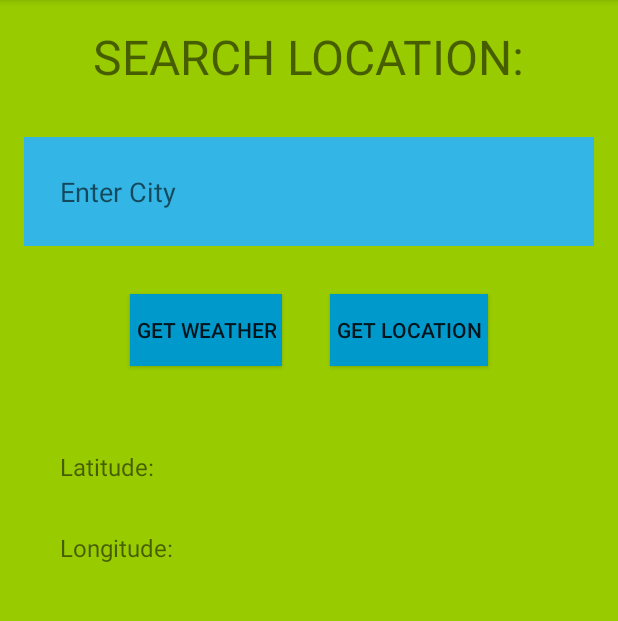
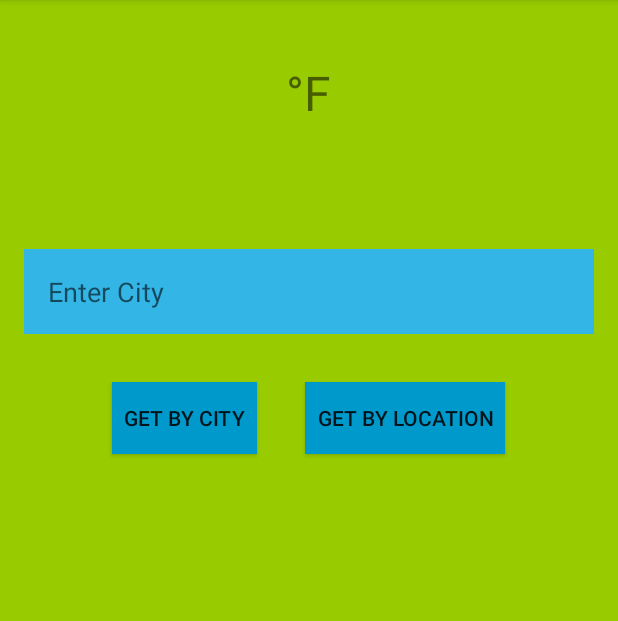
Before and after one commit to matib05/Weatherer, an Android app: the screen it shows after launch (GetLocationActivity), on a phone screen of 412 x 824 dp, the part 84-705 px from its top. Run offline under Robolectric (Android 15) with nearby library versions, the phone set to English and light mode, and no system bars; our stand-ins replace ButterKnife.

```diff
--- a/app/src/main/java/com/incomm/mahmad/weatherer/View/GetLocation/GetLocationFragment.java
+++ b/app/src/main/java/com/incomm/mahmad/weatherer/View/GetLocation/GetLocationFragment.java
@@ -5,6 +5,7 @@ import android.annotation.SuppressLint;
 import android.content.Context;
 import android.content.DialogInterface;
 import android.content.Intent;
+import android.content.SharedPreferences;
 import android.content.pm.PackageManager;
 import android.location.Location;
 import android.location.LocationManager;
@@ -31,6 +32,7 @@ import com.google.android.gms.location.LocationRequest;
 import com.google.android.gms.location.LocationServices;
 import com.incomm.mahmad.weatherer.R;
 import com.incomm.mahmad.weatherer.View.DisplayWeather.DisplayWeatherActivity;
+import java.util.Date;
 
 import butterknife.BindView;
 import butterknife.ButterKnife;
@@ -44,30 +46,37 @@ public class GetLocationFragment extends Fragment implements GetLocationView,
         GoogleApiClient.ConnectionCallbacks,
         GoogleApiClient.OnConnectionFailedListener {
     @BindView(R.id.search_location)
-    TextView textView;
+    TextView degrees;
     @BindView(R.id.search_box)
     EditText editText;
     @BindView(R.id.get_weather_button)
     Button button;
     @BindView(R.id.get_location)
     Button getLocationButton;
-    @BindView(R.id.latitude)
-    TextView latitude;
-    @BindView(R.id.longitude)
-    TextView longitude;
+    @BindView(R.id.city)
+    TextView cityText;
+    @BindView(R.id.weather_description)
+    TextView weatherDescription;
+    @BindView(R.id.last_updated)
+    TextView lastUpdated;
 
     private static final String TAG = GetLocationFragment.class.getSimpleName();
     private static final int PERMISSIONS_CODE = 123;
+    double[] coordinates;
 
     private GetLocationPresenter presenter;
     private GoogleApiClient mGoogleApiClient;
     private LocationRequest mLocationRequest;
     private Location mLastLocation;
+    private String RESPONSE_DATA = "WeatherResponseDataFile";
+    private SharedPreferences settings;
+
 
     @Override
     public void onCreate(@Nullable Bundle savedInstanceState) {
         super.onCreate(savedInstanceState);
         presenter = new GetLocationPresenter(this);
+        settings = getActivity().getSharedPreferences(RESPONSE_DATA, Context.MODE_PRIVATE);
     }
 
     @Nullable
@@ -78,15 +87,35 @@ public class GetLocationFragment extends Fragment implements GetLocationView,
         createGoogleApiClient();
         mLocationRequest = LocationRequest.create()
                 .setPriority(LocationRequest.PRIORITY_LOW_POWER)
-                .setInterval(10000)
-                .setFastestInterval(5000);
+                .setInterval(100000)
+                .setFastestInterval(10000);
         setupUi();
-
         return view;
     }
 
     private void setupUi() {
         presenter.getLocationEditTextHint();
+        /*setDegrees();
+        setCity();
+        setWeatherDescription();
+        setLastUpdated();*/
+    }
+
+    private void setDegrees() {
+        String degreeInFahrenheit = String.valueOf((int) (1.8 *(Integer.parseInt(settings.getString("temperature", null)) -273) +32));
+        this.degrees.setText(degreeInFahrenheit + "°F", null);
+    }
+
+    private void setCity() {
+        this.cityText.setText(settings.getString("city", null));
+    }
+
+    private void setWeatherDescription() {
+        weatherDescription.setText(settings.getString("description", null));
+    }
+
+    private void setLastUpdated() {
+        this.lastUpdated.setText(settings.getString("lastUpdated", null));
     }
 
     @Override
@@ -114,15 +143,11 @@ public class GetLocationFragment extends Fragment implements GetLocationView,
             });
             if (mLastLocation == null) {
                 Log.d(TAG, "onClickLocation: STILL NULLLLLLLLLLLLLLLLLLLLLLLLLL");
-                return;
+                Toast.makeText(getContext(), "Location is Null", Toast.LENGTH_LONG).show();
             }
-            latitude.setText(String.valueOf(mLastLocation.getLatitude()));
-            longitude.setText(String.valueOf(mLastLocation.getLongitude()));
             return;
         }
-        latitude.setText(String.valueOf(mLastLocation.getLatitude()));
-        longitude.setText(String.valueOf(mLastLocation.getLongitude()));
-        double[] coordinates = new double[] {
+        coordinates = new double[] {
                 mLastLocation.getLatitude(),
                 mLastLocation.getLongitude()
         };
@@ -138,6 +163,14 @@ public class GetLocationFragment extends Fragment implements GetLocationView,
         Intent intent = DisplayWeatherActivity.newIntent(getActivity(), responseData);
         startActivity(intent);
         getActivity().finish();
+    }
+
+    @Override
+    public void setDegrees(String[] responseData) {
+        if (responseData[1] != null) {
+            Integer degree = ((int) (1.8 *(Integer.parseInt(responseData[1]) -273) +32));
+            degrees.setText(degree + "°F");
+        }
     }
 
     private void createGoogleApiClient() {
@@ -176,12 +209,30 @@ public class GetLocationFragment extends Fragment implements GetLocationView,
 
     private void handleNewLocation() {
         if (mLastLocation != null) {
-            Log.d(TAG, "handleNewLocation: " + mLastLocation.toString().toUpperCase());
+            Log.d(TAG, "handleNewLocation: " + mLastLocation.toString());
+            coordinates = new double[] {
+                    mLastLocation.getLatitude(),
+                    mLastLocation.getLongitude()
+            };
+            presenter.getWeatherForCoordinates(coordinates);
         }
         else {
             Log.d(TAG, "handleNewLocation: mLastLocation is null");
         }
 
+    }
+
+    @Override
+    public void saveDataToSharedPreferences(String[] responseData) {
+
+        Date lastUpdated = new Date();
+
+        SharedPreferences.Editor editor = settings.edit();
+        editor.putString("city", responseData[0]);
+        editor.putString("temperature", responseData[1]);
+        editor.putString("description", responseData[2]);
+        editor.putString("lastUpdated", lastUpdated.toString());
+        editor.apply();
     }
 
     @Override
--- a/app/src/main/java/com/incomm/mahmad/weatherer/View/GetLocation/GetLocationView.java
+++ b/app/src/main/java/com/incomm/mahmad/weatherer/View/GetLocation/GetLocationView.java
@@ -1,6 +1,9 @@
 package com.incomm.mahmad.weatherer.View.GetLocation;
 
+
 import com.incomm.mahmad.weatherer.Model.CityResponse;
+
+import java.io.FileInputStream;
 
 /**
  * Created by mahmad on 10/13/2017.
@@ -12,4 +15,8 @@ public interface GetLocationView {
     void displayError(String errorMsg);
 
     void startDisplayWeatherActivity(String[] responseData);
+
+    void setDegrees(String[] responseData);
+
+    void saveDataToSharedPreferences(String[] responseData);
 }
--- a/app/src/main/res/layout/fragment_get_location.xml
+++ b/app/src/main/res/layout/fragment_get_location.xml
@@ -6,16 +6,51 @@
     android:background="@android:color/holo_green_light"
     android:id="@+id/get_location_fragment">
 
+    <LinearLayout
+        android:layout_width="match_parent"
+        android:layout_height="wrap_content"
+        android:layout_margin="24dp"
+        android:orientation="vertical"
+        android:layout_gravity="center">
 
         <TextView
             android:layout_width="wrap_content"
             android:layout_height="wrap_content"
             android:id="@+id/search_location"
-        android:text="@string/search_location"
+            android:text="@string/degrees"
             android:textAllCaps="true"
             android:textSize="32sp"
             android:layout_gravity="center"
-        android:layout_margin="16dp"/>
+            android:layout_marginTop="16dp"
+            android:layout_marginLeft="16dp"
+            android:layout_marginRight="16dp"
+            android:layout_marginBottom="4dp"/>
+
+        <LinearLayout
+            android:layout_width="wrap_content"
+            android:layout_height="wrap_content"
+            android:orientation="horizontal"
+            android:layout_gravity="center">
+
+            <TextView
+                android:id="@+id/city"
+                android:layout_width="wrap_content"
+                android:layout_height="wrap_content"
+                android:layout_marginRight="2dp"/>
+            <TextView
+                android:id="@+id/weather_description"
+                android:layout_width="wrap_content"
+                android:layout_height="wrap_content"
+                android:layout_marginLeft="2dp"/>
+
+        </LinearLayout>
+        <TextView
+            android:layout_gravity="center"
+            android:id="@+id/last_updated"
+            android:layout_width="wrap_content"
+            android:layout_height="wrap_content" />
+
+    </LinearLayout>
 
     <EditText
         android:layout_width="match_parent"
@@ -23,7 +58,7 @@
         android:id="@+id/search_box"
         android:layout_margin="16dp"
         android:background="@android:color/holo_blue_light"
-        android:padding="24dp"/>
+        android:padding="16dp"/>
     <LinearLayout
         android:layout_width="wrap_content"
         android:layout_height="wrap_content"
@@ -37,40 +72,20 @@
             android:layout_gravity="center"
             android:layout_margin="16dp"
             android:background="@android:color/holo_blue_dark"
-            android:padding="4dp"
+            android:padding="8dp"
             android:text="@string/get_weather" />
 
         <Button
             android:id="@+id/get_location"
             android:layout_width="wrap_content"
             android:layout_height="wrap_content"
-            android:padding="4dp"
+            android:padding="8dp"
             android:layout_margin="16dp"
             android:layout_gravity="center"
             android:text="@string/get_location"
             android:background="@android:color/holo_blue_dark"/>
     </LinearLayout>
 
-    <LinearLayout
-        android:layout_width="match_parent"
-        android:layout_height="match_parent"
-        android:layout_margin="24dp"
-        android:orientation="vertical">
-        <TextView
-            android:text="@string/lat_text"
-            android:layout_width="match_parent"
-            android:layout_height="wrap_content"
-            android:id="@+id/latitude"
-            android:textSize="16sp"
-            android:layout_margin="16dp"/>
-        <TextView
-            android:text="@string/long_text"
-            android:layout_width="match_parent"
-            android:layout_height="wrap_content"
-            android:id="@+id/longitude"
-            android:textSize="16sp"
-            android:layout_margin="16dp"/>
-    </LinearLayout>
 
 
 </LinearLayout>
--- a/app/src/main/res/values/strings.xml
+++ b/app/src/main/res/values/strings.xml
@@ -1,11 +1,8 @@
 <resources>
     <string name="app_name">Weatherer</string>
-    <string name="search_location">Search Location:</string>
-    <string name="get_weather">Get Weather</string>
-
-    <!-- TODO: Remove or change this placeholder text -->
-    <string name="hello_blank_fragment">Hello blank fragment</string>
-    <string name="get_location">Get Location</string>
+    <string name="degrees">°F</string>
+    <string name="get_weather">Get By City</string>
+    <string name="get_location">Get By Location</string>
     <string name="null_text">null</string>
     <string name="long_text">Longitude: </string>
     <string name="lat_text">Latitude: </string>
```
Also changed, not shown: app/src/main/java/com/incomm/mahmad/weatherer/View/GetLocation/GetLocationPresenter.java (+10 -2 lines). Lines whose indentation alone changed are shown as unchanged.
